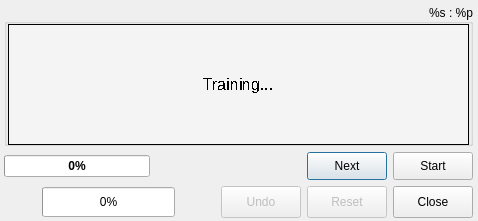
The window that res/ui/training-dialog.ui (smartboyhw/speechcontrol) describes before a commit, drawn with Qt 5.
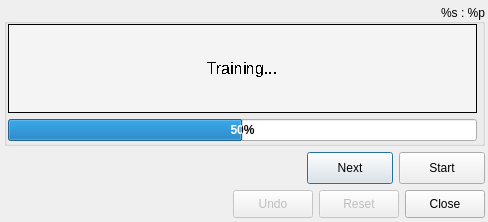
The same window after the commit.

Commit message: Removed the Sentence class in favor of making the recording process simpler and easier. Now the act of recording is a LOT more linear.

Diff of the .ui file:
```diff
--- a/res/ui/training-dialog.ui
+++ b/res/ui/training-dialog.ui
@@ -10,8 +10,8 @@
    <rect>
     <x>0</x>
     <y>0</y>
-    <width>478</width>
-    <height>221</height>
+    <width>488</width>
+    <height>222</height>
    </rect>
   </property>
   <property name="windowTitle">
@@ -25,84 +25,21 @@
     <rect>
      <x>4</x>
      <y>4</y>
-     <width>469</width>
+     <width>481</width>
      <height>214</height>
     </rect>
    </property>
    <layout class="QGridLayout" name="gridLayout">
-    <item row="1" column="0" colspan="2">
-     <widget class="QProgressBar" name="progressBar">
-      <property name="font">
-       <font>
-        <weight>75</weight>
-        <bold>true</bold>
-       </font>
-      </property>
-      <property name="value">
-       <number>0</number>
-      </property>
-      <property name="alignment">
-       <set>Qt::AlignCenter</set>
-      </property>
-      <property name="invertedAppearance">
-       <bool>false</bool>
-      </property>
-     </widget>
-    </item>
     <item row="2" column="0" colspan="6">
      <layout class="QHBoxLayout" name="horizontalLayout">
       <property name="sizeConstraint">
        <enum>QLayout::SetMinimumSize</enum>
       </property>
       <item>
-       <widget class="QLabel" name="lblRecording">
-        <property name="minimumSize">
-         <size>
-          <width>32</width>
-          <height>32</height>
-         </size>
-        </property>
-        <property name="maximumSize">
-         <size>
-          <width>32</width>
-          <height>32</height>
-         </size>
-        </property>
-        <property name="text">
-         <string/>
-        </property>
-        <property name="scaledContents">
-         <bool>true</bool>
-        </property>
-       </widget>
-      </item>
-      <item>
-       <widget class="QProgressBar" name="progressBarVolume">
-        <property name="sizePolicy">
-         <sizepolicy hsizetype="MinimumExpanding" vsizetype="Maximum">
-          <horstretch>0</horstretch>
-          <verstretch>0</verstretch>
-         </sizepolicy>
-        </property>
-        <property name="minimumSize">
-         <size>
-          <width>0</width>
-          <height>30</height>
-         </size>
-        </property>
-        <property name="value">
-         <number>0</number>
-        </property>
-       </widget>
-      </item>
-      <item>
-       <spacer name="horizontalSpacer_4">
+       <spacer name="horizontalSpacer">
         <property name="orientation">
          <enum>Qt::Horizontal</enum>
         </property>
-        <property name="sizeType">
-         <enum>QSizePolicy::Minimum</enum>
-        </property>
         <property name="sizeHint" stdset="0">
          <size>
           <width>40</width>
@@ -206,22 +143,6 @@
       </item>
      </layout>
     </item>
-    <item row="1" column="2" colspan="2">
-     <spacer name="horizontalSpacer_3">
-      <property name="orientation">
-       <enum>Qt::Horizontal</enum>
-      </property>
-      <property name="sizeType">
-       <enum>QSizePolicy::MinimumExpanding</enum>
-      </property>
-      <property name="sizeHint" stdset="0">
-       <size>
-        <width>20</width>
-        <height>20</height>
-       </size>
-      </property>
-     </spacer>
-    </item>
     <item row="1" column="5">
      <widget class="QPushButton" name="pushButtonProgress">
       <property name="sizePolicy">
@@ -295,15 +216,18 @@
       <property name="flat">
        <bool>false</bool>
       </property>
-      <widget class="QLabel" name="labelText">
+      <widget class="QWidget" name="verticalLayoutWidget">
        <property name="geometry">
         <rect>
          <x>4</x>
          <y>20</y>
-         <width>461</width>
-         <height>121</height>
+         <width>469</width>
+         <height>117</height>
         </rect>
        </property>
+       <layout class="QVBoxLayout" name="verticalLayout">
+        <item>
+         <widget class="QLabel" name="labelText">
        <property name="minimumSize">
         <size>
          <width>0</width>
@@ -343,7 +267,67 @@
         <bool>true</bool>
        </property>
       </widget>
-     </widget>
+        </item>
+        <item>
+         <widget class="QProgressBar" name="progressBar">
+          <property name="font">
+           <font>
+            <weight>75</weight>
+            <bold>true</bold>
+           </font>
+          </property>
+          <property name="value">
+           <number>50</number>
+          </property>
+          <property name="alignment">
+           <set>Qt::AlignCenter</set>
+          </property>
+          <property name="invertedAppearance">
+           <bool>false</bool>
+          </property>
+         </widget>
+        </item>
+       </layout>
+      </widget>
+     </widget>
+    </item>
+    <item row="1" column="0">
+     <widget class="QLabel" name="lblRecording">
+      <property name="minimumSize">
+       <size>
+        <width>32</width>
+        <height>32</height>
+       </size>
+      </property>
+      <property name="maximumSize">
+       <size>
+        <width>32</width>
+        <height>32</height>
+       </size>
+      </property>
+      <property name="text">
+       <string/>
+      </property>
+      <property name="scaledContents">
+       <bool>true</bool>
+      </property>
+     </widget>
+    </item>
+    <item row="1" column="1" colspan="3">
+     <spacer name="horizontalSpacer_3">
+      <property name="orientation">
+       <enum>Qt::Horizontal</enum>
+      </property>
+      <property name="sizeType">
+       <enum>QSizePolicy::MinimumExpanding</enum>
+      </property>
+      <property name="sizeHint" stdset="0">
+       <size>
+        <width>20</width>
+        <height>20</height>
+       </size>
+      </property>
+     </spacer>
     </item>
    </layout>
   </widget>
```
Lines whose indentation alone changed are shown as unchanged. The commit also changes 12 other files.
